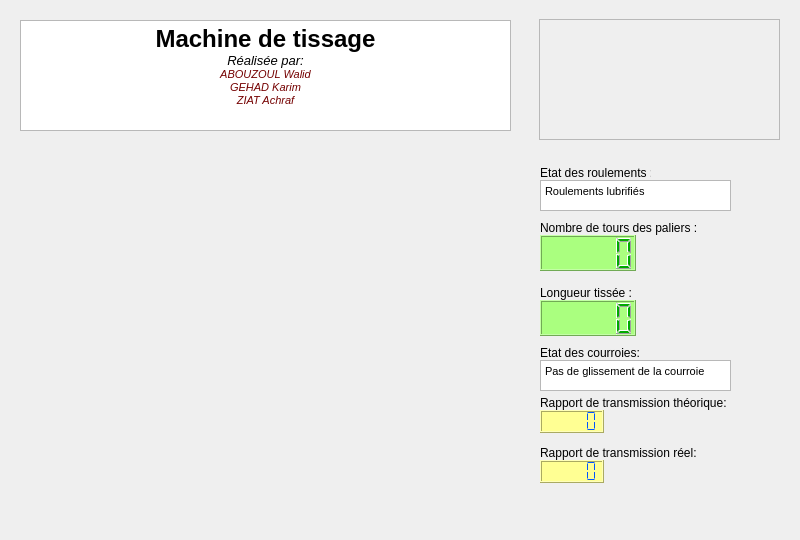
Before: the Qt Designer form src/apps/software/ui/monitoringScreen.ui in karimGeh/monitoring_software_weaving_machine, drawn with Qt 5.
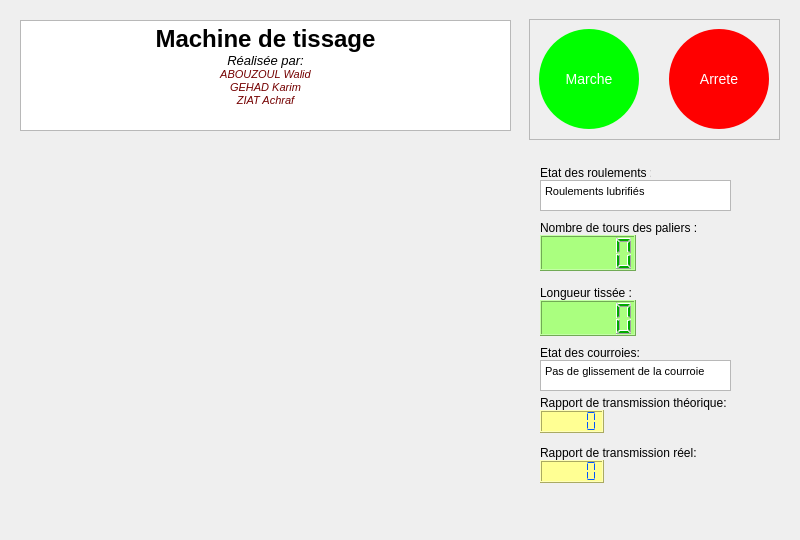
After: the same form once the commit is applied. Icons and pictures are not drawn.

Commit message: marche arret working

```diff
--- a/src/apps/software/ui/monitoringScreen.ui
+++ b/src/apps/software/ui/monitoringScreen.ui
@@ -242,9 +242,9 @@
   <widget class="QFrame" name="logoWrapper">
    <property name="geometry">
     <rect>
-     <x>539</x>
+     <x>529</x>
      <y>19</y>
-     <width>241</width>
+     <width>251</width>
      <height>121</height>
     </rect>
    </property>
@@ -254,23 +254,46 @@
    <property name="frameShadow">
     <enum>QFrame::Raised</enum>
    </property>
-   <widget class="QLabel" name="label">
+   <widget class="QPushButton" name="startButton">
     <property name="geometry">
      <rect>
       <x>10</x>
-      <y>20</y>
-      <width>211</width>
-      <height>81</height>
+      <y>10</y>
+      <width>100</width>
+      <height>100</height>
      </rect>
     </property>
+    <property name="styleSheet">
+     <string notr="true">#startButton{
+background-color:#00ff00;
+color:white;
+font-size:14px;	
+border-radius: 50px;	
+}</string>
+    </property>
     <property name="text">
-     <string/>
+     <string>Marche</string>
     </property>
-    <property name="pixmap">
-     <pixmap resource="../resources.qrc">:/images/assets/EnsamLogo.png</pixmap>
+   </widget>
+   <widget class="QPushButton" name="stopButton">
+    <property name="geometry">
+     <rect>
+      <x>140</x>
+      <y>10</y>
+      <width>100</width>
+      <height>100</height>
+     </rect>
     </property>
-    <property name="scaledContents">
-     <bool>true</bool>
+    <property name="styleSheet">
+     <string notr="true">#stopButton{
+background-color:#ff0000;
+color:white;
+font-size:14px;	
+border-radius: 50px;	
+}</string>
+    </property>
+    <property name="text">
+     <string>Arrete</string>
     </property>
    </widget>
   </widget>
```
Left out of the diff: 2 changed lines with no effect on the pictures. The commit also changes 8 other files.
